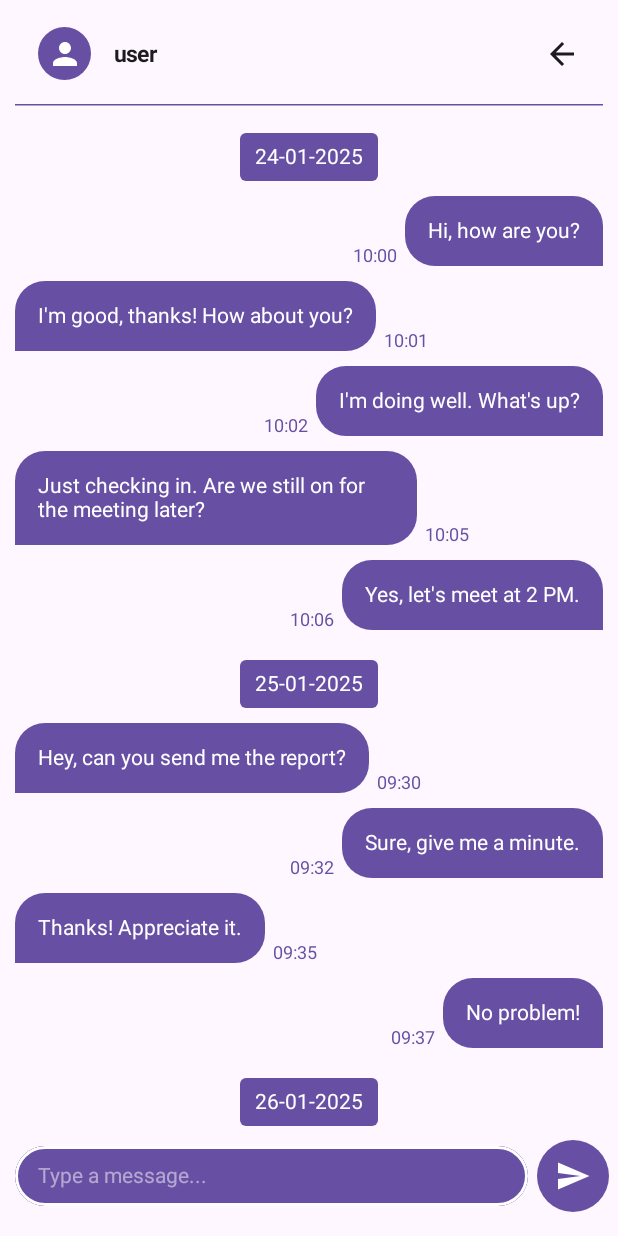
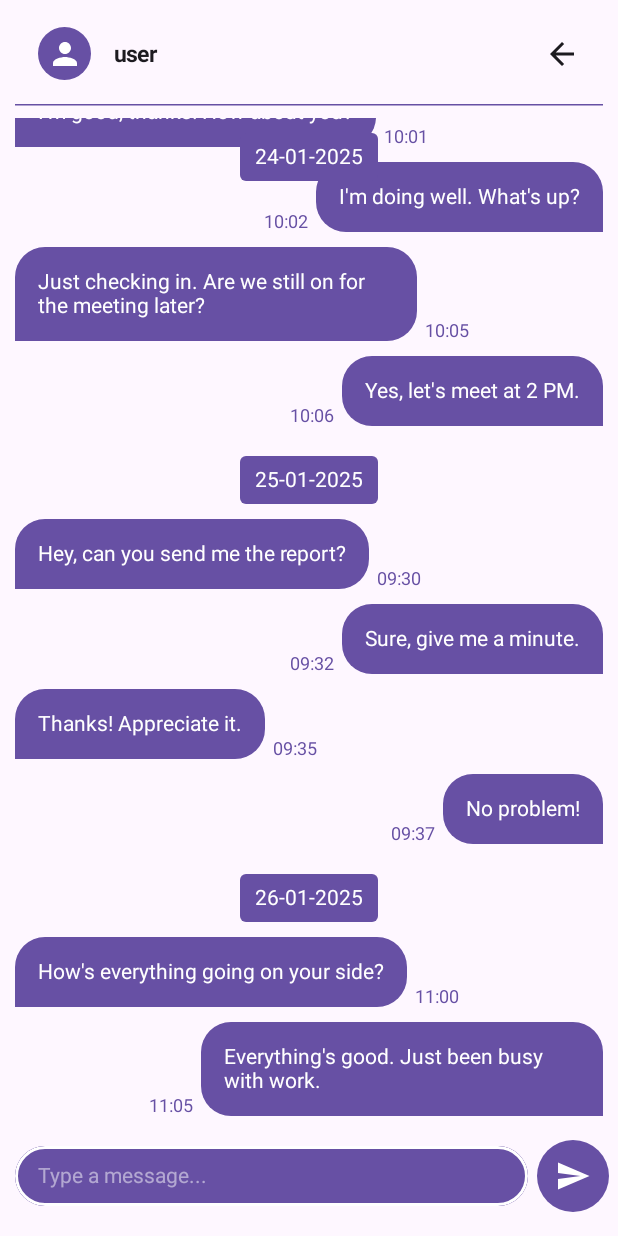
Before and after one commit to 4lghi/Chat-View-Kit, an Android app built with Jetpack Compose: the screen it shows after launch (MainActivity), on a phone screen of 412 x 824 dp. Run offline under Robolectric (Android 15) with nearby library versions, the phone set to English and light mode, and no system bars.

Commit message:
chat ui update

```diff
--- a/app/src/main/java/com/example/chat_republik/MainActivity.kt
+++ b/app/src/main/java/com/example/chat_republik/MainActivity.kt
@@ -27,6 +27,7 @@ import androidx.compose.foundation.layout.widthIn
 import androidx.compose.foundation.layout.wrapContentSize
 import androidx.compose.foundation.lazy.LazyColumn
 import androidx.compose.foundation.lazy.items
+import androidx.compose.foundation.lazy.rememberLazyListState
 import androidx.compose.foundation.rememberScrollState
 import androidx.compose.foundation.shape.CircleShape
 import androidx.compose.foundation.shape.RoundedCornerShape
@@ -92,7 +93,7 @@ data class ChatMessage(
 @Composable
 fun Chat() {
     var inputMessage by remember { mutableStateOf("") }
-//    val messages = remember {mutableStateListOf<ChatMessage>()}
+//    val messages = remember { mutableStateListOf<ChatMessage>() }
     val messages = remember {
         mutableStateListOf(
             ChatMessage(
@@ -163,27 +164,28 @@ fun Chat() {
             )
         )
     }
+    val listState = rememberLazyListState()
 
     val currentTime = LocalDateTime.now().format(DateTimeFormatter.ofPattern("dd-MM-yyyy HH:mm"))
-    var dateBefore by remember { mutableStateOf("") }
 
     var isMessageReceived by remember { mutableStateOf(false) }
 
-//    username user
+    // Username user
     val username = "user"
-//    username sender
+    // Username sender
     val senderUsername = "user"
 
-
-    //    Load chat history dari server atau database
-    LaunchedEffect(Unit) {
-
-    }
-
-//        jika ada pesan masuk
+    // Jika ada pesan masuk
     if (isMessageReceived) {
         messages.add(ChatMessage(false, senderUsername, "Halooo", currentTime))
         isMessageReceived = false
+    }
+
+    // Scroll ke item terakhir saat pertama kali dirender
+    LaunchedEffect(messages.size) {
+        if (messages.isNotEmpty()) {
+            listState.animateScrollToItem(messages.size - 1)
+        }
     }
 
     Column(
@@ -192,7 +194,7 @@ fun Chat() {
             .background(MaterialTheme.colorScheme.surface)
             .padding(10.dp)
     ) {
-//        Header
+        // Header
         Row(
             verticalAlignment = Alignment.CenterVertically,
             modifier = Modifier
@@ -220,14 +222,14 @@ fun Chat() {
                 fontSize = 15.sp,
                 fontWeight = FontWeight.Bold
             )
-            Box(Modifier.fillMaxWidth()){
+            Box(Modifier.fillMaxWidth()) {
                 Icon(
                     imageVector = Icons.Default.ArrowBack,
                     contentDescription = "Back Icon",
                     tint = MaterialTheme.colorScheme.onSurface,
                     modifier = Modifier
                         .align(Alignment.CenterEnd)
-                        .clickable {  }
+                        .clickable { }
                 )
             }
         }
@@ -242,9 +244,10 @@ fun Chat() {
             modifier = Modifier
                 .fillMaxWidth()
                 .weight(1f)
-        ){
-//        ISI CHAT
+        ) {
+            // LazyColumn dengan kontrol scroll
             LazyColumn(
+                state = listState, // Tambahkan listState untuk kontrol scroll
                 modifier = Modifier.weight(1f)
             ) {
                 // Menyaring pesan berdasarkan tanggal untuk menampilkan sticky header
@@ -259,7 +262,6 @@ fun Chat() {
                     }
                     .map { (date, messages) -> Pair(date, messages) }
 
-
                 // Loop untuk setiap tanggal yang berbeda dan tampilkan sticky header
                 groupedMessages.forEach { (date, messagesOnDate) ->
                     stickyHeader {
@@ -267,19 +269,22 @@ fun Chat() {
                         Row(
                             modifier = Modifier
                                 .fillMaxWidth()
-                                .padding(top = 10.dp, bottom = 10.dp) // Padding sekitar Row
+                                .padding(top = 10.dp, bottom = 10.dp)
                         ) {
                             Box(
                                 modifier = Modifier
                                     .fillMaxWidth()
-                                    .wrapContentSize(Alignment.Center) // Agar Box mengikuti lebar konten
+                                    .wrapContentSize(Alignment.Center)
                             ) {
                                 Text(
                                     text = date,
                                     textAlign = TextAlign.Center,
                                     modifier = Modifier
-                                        .background(MaterialTheme.colorScheme.primary, shape = RoundedCornerShape(4.dp)) // Background pada Text saja
-                                        .padding(horizontal = 10.dp, vertical = 8.dp), // Padding sekitar Text
+                                        .background(
+                                            MaterialTheme.colorScheme.primary,
+                                            shape = RoundedCornerShape(4.dp)
+                                        )
+                                        .padding(horizontal = 10.dp, vertical = 8.dp),
                                     fontSize = 14.sp,
                                     color = MaterialTheme.colorScheme.onPrimary
                                 )
@@ -308,25 +313,21 @@ fun Chat() {
                 }
             }
 
-
-
-
-//           CHAT INPUT FIELD
+            // Chat Input Field
             ChatInputField(
                 inputMessage = inputMessage,
                 onMessageChange = { inputMessage = it },
                 onSendMessage = {
-//                    pengecekan input tidak kosong ataupun ada hal lain yang perlu dicek sebelum mengirim pesan
-                    if (inputMessage.isNotEmpty()){
+                    if (inputMessage.isNotEmpty()) {
                         messages.add(ChatMessage(true, username, inputMessage, currentTime))
                     }
-                    // Tangani pengiriman pesan di sini
                     inputMessage = "" // Bersihkan input setelah pengiriman
                 }
             )
         }
     }
 }
+
 
 @Composable
 fun SenderMessage(
```
